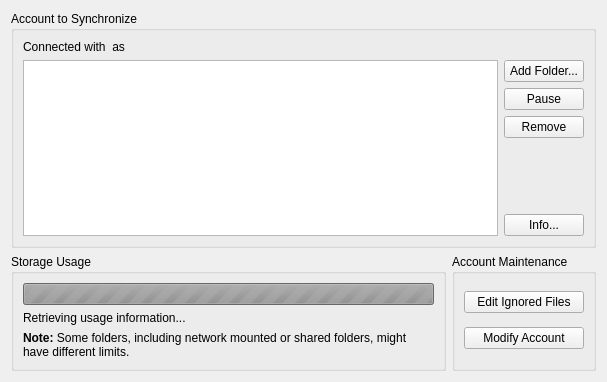
This is src/mirall/accountsettings.ui in nextcloud/desktop as Qt 5 draws it before an edit. The edited form follows.
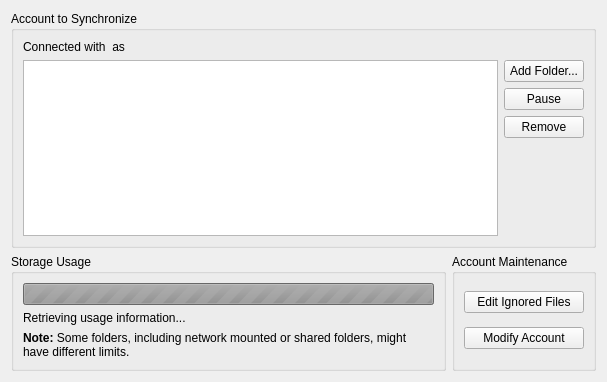
This is the edited form.

Commit message:
Removed not longer needed Info button.
The detailed sync status is now in the same dialog in another tab.

```diff
--- a/src/mirall/accountsettings.ui
+++ b/src/mirall/accountsettings.ui
@@ -92,13 +92,6 @@
           </property>
          </spacer>
         </item>
-        <item>
-         <widget class="QPushButton" name="_buttonInfo">
-          <property name="text">
-           <string>Info...</string>
-          </property>
-         </widget>
-        </item>
        </layout>
       </item>
      </layout>
```
The commit also changes 7 other files.
